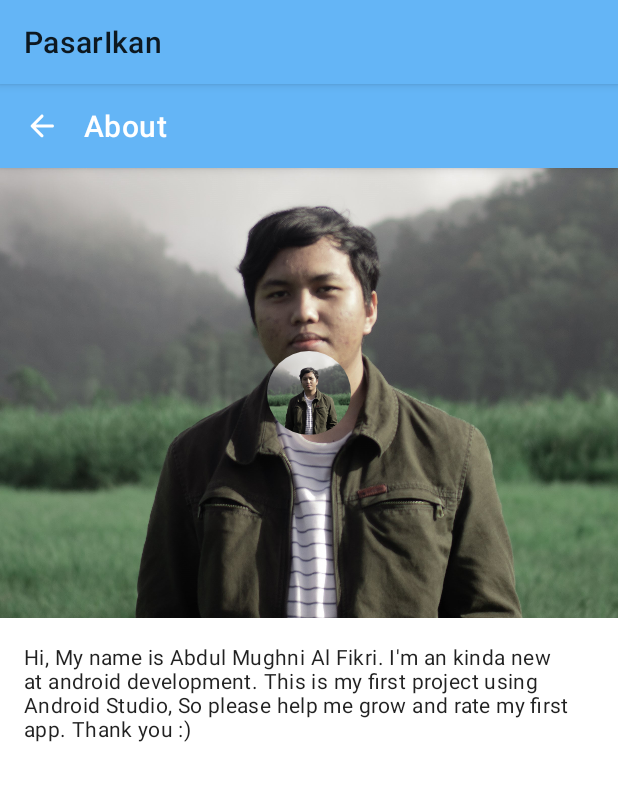
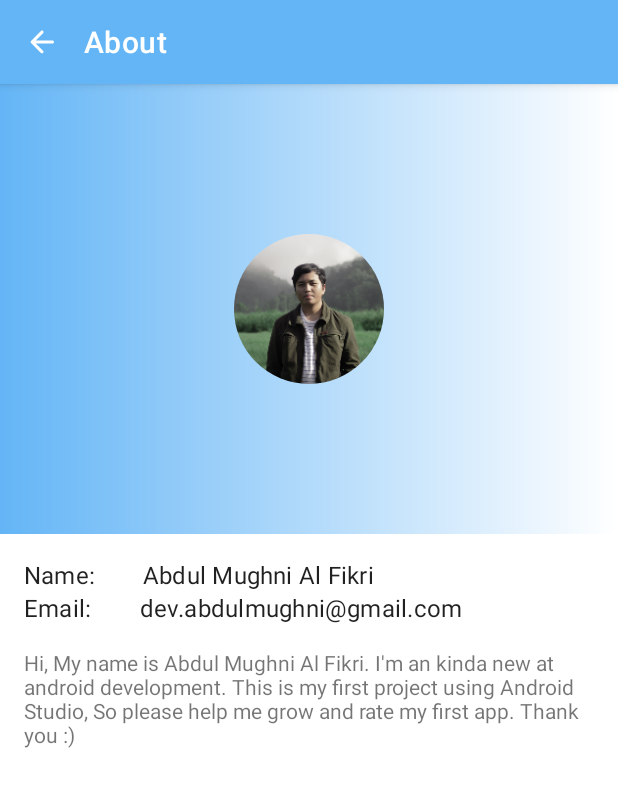
Before and after one commit to abdulmuhg/PasarIkan, an Android app: the AboutActivity screen opened directly, with no data from a screen before it, on a phone screen of 412 x 824 dp. Shown: the top 787 px of the screen. Run offline under Robolectric (Android 15) with nearby library versions, the light colour scheme and no system bars.

Commit message:
redesign AboutActivity.kt

```diff
--- a/app/src/main/java/id/co/personal/pasarikan/activity/AboutActivity.kt
+++ b/app/src/main/java/id/co/personal/pasarikan/activity/AboutActivity.kt
@@ -16,5 +16,9 @@ class AboutActivity : AppCompatActivity() {
             .load(R.drawable.user_profile)
             .apply(RequestOptions.circleCropTransform())
             .into(iv_profile)
+
+        toolbar_about.setNavigationOnClickListener {
+            finish()
+        }
     }
 }
--- a/app/src/main/java/id/co/personal/pasarikan/activity/HomeActivity.kt
+++ b/app/src/main/java/id/co/personal/pasarikan/activity/HomeActivity.kt
@@ -1,5 +1,6 @@
 package id.co.personal.pasarikan.activity
 
+import android.content.Intent
 import androidx.appcompat.app.AppCompatActivity
 import android.os.Bundle
 import androidx.recyclerview.widget.LinearLayoutManager
@@ -13,10 +14,12 @@ class HomeActivity : AppCompatActivity(){
     override fun onCreate(savedInstanceState: Bundle?) {
         super.onCreate(savedInstanceState)
         setContentView(R.layout.activity_home)
-
         val fish = Fish().getListData()
+        listFishItem = ArrayList()
+        listFishItem.clear()
         listFishItem.addAll(fish!!)
         showRecyclerList()
+        setOnClickButton()
     }
 
     private fun showRecyclerList(){
@@ -29,4 +32,9 @@ class HomeActivity : AppCompatActivity(){
         rv_fish_item.adapter = adapter
     }
 
+    private fun setOnClickButton(){
+        btn_about.setOnClickListener {
+            startActivity(Intent(this, AboutActivity::class.java))
+        }
+    }
 }
--- /dev/null
+++ b/app/src/main/res/drawable/bg_about_me.xml
@@ -0,0 +1,7 @@
+<?xml version="1.0" encoding="utf-8"?>
+<shape xmlns:android="http://schemas.android.com/apk/res/android">
+    <gradient
+        android:startColor="@color/primaryColor"
+        android:endColor="@android:color/white"
+        android:type="linear"/>
+</shape>
--- a/app/src/main/res/layout/activity_about.xml
+++ b/app/src/main/res/layout/activity_about.xml
@@ -55,25 +55,25 @@
                     android:id="@+id/iv_details_images"
                     android:layout_width="match_parent"
                     android:layout_height="300dp"
+                    android:contentDescription="@string/prompt_profile_image"
                     android:maxHeight="200dp"
                     android:scaleType="centerCrop"
+                    android:src="@drawable/bg_about_me"
+                    app:layout_constraintBottom_toBottomOf="parent"
+                    app:layout_constraintEnd_toEndOf="parent"
+                    app:layout_constraintStart_toStartOf="parent"
+                    app:layout_constraintTop_toTopOf="parent" />
+
+                <ImageView
+                    android:id="@+id/iv_profile"
+                    android:layout_width="100dp"
+                    android:layout_height="100dp"
+                    android:contentDescription="@string/prompt_profile_image"
                     android:src="@drawable/user_profile"
                     app:layout_constraintBottom_toBottomOf="parent"
                     app:layout_constraintEnd_toEndOf="parent"
                     app:layout_constraintStart_toStartOf="parent"
-                    app:layout_constraintTop_toTopOf="parent"
-                    android:contentDescription="@string/prompt_profile_image" />
-
-                <ImageView
-                    android:id="@+id/iv_profile"
-                    android:layout_width="56dp"
-                    android:layout_height="56dp"
-                    android:src="@drawable/user_profile"
-                    app:layout_constraintBottom_toBottomOf="parent"
-                    app:layout_constraintEnd_toEndOf="parent"
-                    app:layout_constraintStart_toStartOf="parent"
-                    app:layout_constraintTop_toTopOf="parent"
-                    android:contentDescription="@string/prompt_profile_image" />
+                    app:layout_constraintTop_toTopOf="parent" />
 
                 <TextView
                     android:id="@+id/tv_details_name"
@@ -83,12 +83,63 @@
                     android:layout_marginTop="16dp"
                     android:layout_marginBottom="16dp"
                     android:textAppearance="@style/TextAppearance.MaterialComponents.Headline6"
-                    android:textColor="?android:attr/textColorPrimaryInverse"
+                    android:textColor="?android:attr/textColorPrimary"
                     app:layout_constraintEnd_toEndOf="@id/iv_profile"
                     app:layout_constraintStart_toStartOf="@id/iv_profile"
                     app:layout_constraintTop_toBottomOf="@id/iv_profile"
                     tools:text="Abdul Mughni" />
             </androidx.constraintlayout.widget.ConstraintLayout>
+
+            <LinearLayout
+                android:layout_width="match_parent"
+                android:layout_height="wrap_content"
+                android:orientation="horizontal">
+
+                <TextView
+                    android:layout_width="wrap_content"
+                    android:layout_height="wrap_content"
+                    android:layout_marginStart="16dp"
+                    android:layout_marginTop="16dp"
+                    android:layout_marginEnd="16dp"
+                    android:text="Name:"
+                    android:textAlignment="textStart"
+                    android:textAppearance="@style/TextAppearance.MaterialComponents.Subtitle1" />
+
+                <TextView
+                    android:layout_width="wrap_content"
+                    android:layout_height="wrap_content"
+                    android:layout_marginStart="16dp"
+                    android:layout_marginTop="16dp"
+                    android:layout_marginEnd="16dp"
+                    android:text="Abdul Mughni Al Fikri"
+                    android:textAlignment="textStart"
+                    android:textAppearance="@style/TextAppearance.MaterialComponents.Subtitle1" />
+            </LinearLayout>
+
+
+            <LinearLayout
+                android:layout_width="match_parent"
+                android:layout_height="wrap_content"
+                android:orientation="horizontal">
+
+                <TextView
+                    android:layout_width="wrap_content"
+                    android:layout_height="wrap_content"
+                    android:layout_marginStart="16dp"
+                    android:layout_marginEnd="16dp"
+                    android:text="Email:"
+                    android:textAlignment="textStart"
+                    android:textAppearance="@style/TextAppearance.MaterialComponents.Subtitle1" />
+
+                <TextView
+                    android:layout_width="wrap_content"
+                    android:layout_height="wrap_content"
+                    android:layout_marginStart="16dp"
+                    android:layout_marginEnd="16dp"
+                    android:text="dev.abdulmughni@gmail.com"
+                    android:textAlignment="textStart"
+                    android:textAppearance="@style/TextAppearance.MaterialComponents.Subtitle1" />
+            </LinearLayout>
 
             <TextView
                 android:id="@+id/tv_details_desc"
@@ -98,8 +149,7 @@
                 android:layout_marginTop="16dp"
                 android:layout_marginEnd="16dp"
                 android:text="@string/about_description"
-                android:textAlignment="textStart"
-                android:textAppearance="@style/TextAppearance.MaterialComponents.Body2" />
+                android:textAlignment="textStart"/>
 
         </LinearLayout>
 
--- a/app/src/main/res/layout/activity_home.xml
+++ b/app/src/main/res/layout/activity_home.xml
@@ -12,12 +12,11 @@
         android:layout_width="match_parent"
         android:layout_height="?actionBarSize">
 
-        <com.google.android.material.appbar.MaterialToolbar
+        <androidx.appcompat.widget.Toolbar
             android:id="@+id/toolbar_home"
             android:layout_width="match_parent"
             android:layout_height="match_parent"
-            app:contentInsetStartWithNavigation="0dp"
-            app:navigationIcon="@drawable/ic_round_arrow_back_24_white">
+            app:contentInsetStartWithNavigation="0dp">
 
             <LinearLayout
                 android:layout_width="match_parent"
@@ -35,17 +34,18 @@
                     app:searchIcon="@drawable/ic_round_search_24_white" />
 
                 <ImageButton
+                    android:id="@+id/btn_about"
                     android:layout_width="30dp"
                     android:layout_height="30dp"
                     android:layout_marginStart="8dp"
                     android:layout_marginEnd="8dp"
-                    android:background="?android:attr/selectableItemBackground"
+                    android:background="?android:attr/selectableItemBackgroundBorderless"
                     android:src="@drawable/ic_round_account_circle_30dp"
                     android:contentDescription="@string/prompt_user_profile_icon" />
 
             </LinearLayout>
 
-        </com.google.android.material.appbar.MaterialToolbar>
+        </androidx.appcompat.widget.Toolbar>
 
     </com.google.android.material.appbar.AppBarLayout>
 
--- a/app/src/main/res/values/styles.xml
+++ b/app/src/main/res/values/styles.xml
@@ -5,6 +5,9 @@
         <item name="colorPrimary">@color/primaryColor</item>
         <item name="colorPrimaryDark">@color/primaryDarkColor</item>
         <item name="colorAccent">@color/accentColor</item>
+
+        <item name="windowActionBar">false</item>
+        <item name="windowNoTitle">true</item>
 
         <item name="materialCardViewStyle">@style/Widget.PasarIkan.MaterialCardView</item>
         <item name="shapeAppearanceSmallComponent">@style/ShapeAppearance.PasarIkan.SmallComponent</item>
```
